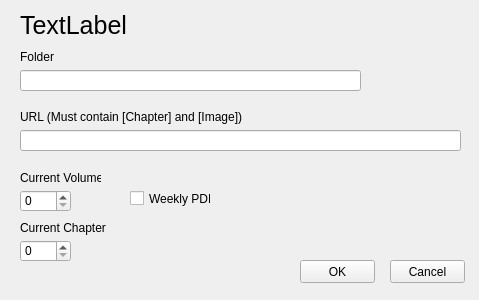
Before: the Qt Designer form src/setting.ui in BadamBoum/GestionScans, drawn with Qt 5.
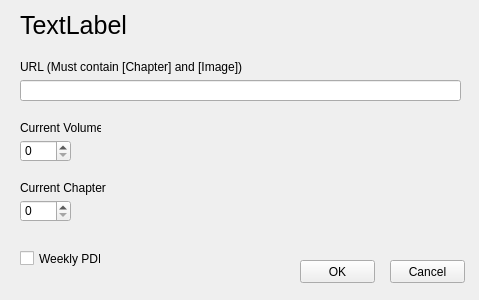
After: the same form once the commit is applied.

The edit to the form file:
```diff
--- a/src/setting.ui
+++ b/src/setting.ui
@@ -57,33 +57,11 @@
     <string>TextLabel</string>
    </property>
   </widget>
-  <widget class="QWidget" name="layoutWidget">
-   <property name="geometry">
-    <rect>
-     <x>20</x>
-     <y>50</y>
-     <width>341</width>
-     <height>41</height>
-    </rect>
-   </property>
-   <layout class="QVBoxLayout" name="verticalLayout_2">
-    <item>
-     <widget class="QLabel" name="Folder">
-      <property name="text">
-       <string>Folder</string>
-      </property>
-     </widget>
-    </item>
-    <item>
-     <widget class="QLineEdit" name="TextFolder"/>
-    </item>
-   </layout>
-  </widget>
   <widget class="QLabel" name="Tome">
    <property name="geometry">
     <rect>
      <x>20</x>
-     <y>170</y>
+     <y>120</y>
      <width>81</width>
      <height>16</height>
     </rect>
@@ -96,7 +74,7 @@
    <property name="geometry">
     <rect>
      <x>20</x>
-     <y>220</y>
+     <y>180</y>
      <width>101</width>
      <height>16</height>
     </rect>
@@ -109,7 +87,7 @@
    <property name="geometry">
     <rect>
      <x>20</x>
-     <y>110</y>
+     <y>60</y>
      <width>441</width>
      <height>41</height>
     </rect>
@@ -131,7 +109,7 @@
    <property name="geometry">
     <rect>
      <x>20</x>
-     <y>240</y>
+     <y>200</y>
      <width>51</width>
      <height>22</height>
     </rect>
@@ -144,7 +122,7 @@
    <property name="geometry">
     <rect>
      <x>20</x>
-     <y>190</y>
+     <y>140</y>
      <width>51</width>
      <height>22</height>
     </rect>
@@ -156,8 +134,8 @@
   <widget class="QCheckBox" name="BoxWeeklyPDF">
    <property name="geometry">
     <rect>
-     <x>130</x>
-     <y>190</y>
+     <x>20</x>
+     <y>250</y>
      <width>81</width>
      <height>17</height>
     </rect>
```
